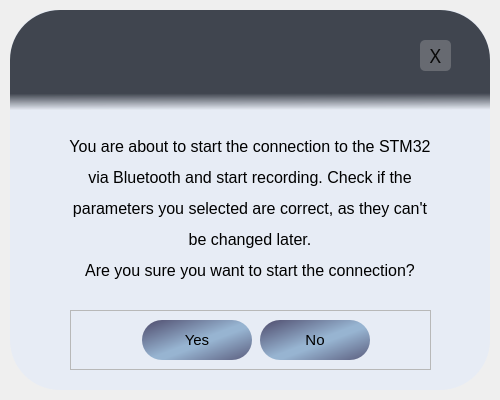
jelence1/zavrsni-rad, file BlueSTSDK_Python/blue_st_examples/connect_popup.ui: the form before one commit.
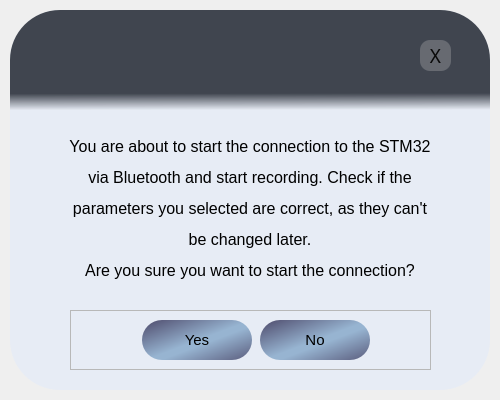
The form after the commit.

What changed in the file:
```diff
--- a/BlueSTSDK_Python/blue_st_examples/connect_popup.ui
+++ b/BlueSTSDK_Python/blue_st_examples/connect_popup.ui
@@ -29,26 +29,23 @@
     </font>
    </property>
    <property name="styleSheet">
-    <string notr="true">QPushButton#exitBtn_2 {
+    <string notr="true">QPushButton#exitBtn {
 background-color: rgba(195, 195, 195, 0.3);
 color: rgba(10, 10, 10);
-border-radius: 5px; 
+border-radius: 10px; 
 }
-QPushButton#exitBtn_2:hover {
+QPushButton#exitBtn:hover {
 background-color:  qlineargradient(spread:pad, x1:0, y1:0, x2:0.731905, y2:0.755, stop:0 rgba(255, 221, 221, 255), stop:0.955224 rgba(238, 103, 100, 255))
 }
-
-QDialogButtonBox {
-background-color: blue;
-}</string>
+</string>
    </property>
-   <widget class="QLabel" name="label_2">
+   <widget class="QLabel" name="mainLabel">
     <property name="geometry">
      <rect>
       <x>0</x>
-      <y>-1</y>
+      <y>0</y>
       <width>480</width>
-      <height>381</height>
+      <height>380</height>
      </rect>
     </property>
     <property name="font">
@@ -71,7 +68,7 @@
      <number>10</number>
     </property>
    </widget>
-   <widget class="QLabel" name="header_2">
+   <widget class="QLabel" name="header">
     <property name="geometry">
      <rect>
       <x>0</x>
@@ -102,7 +99,7 @@
      <number>10</number>
     </property>
    </widget>
-   <widget class="QLabel" name="headerFade_2">
+   <widget class="QLabel" name="headerFade">
     <property name="geometry">
      <rect>
       <x>0</x>
@@ -130,7 +127,7 @@
      <number>10</number>
     </property>
    </widget>
-   <widget class="QPushButton" name="exitBtn_2">
+   <widget class="QPushButton" name="exitBtn">
     <property name="geometry">
      <rect>
       <x>410</x>
```
